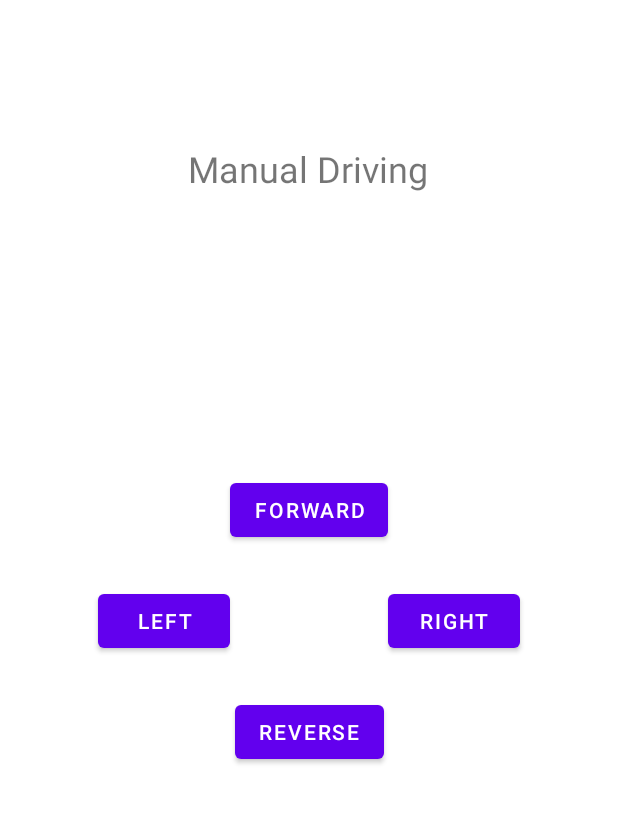
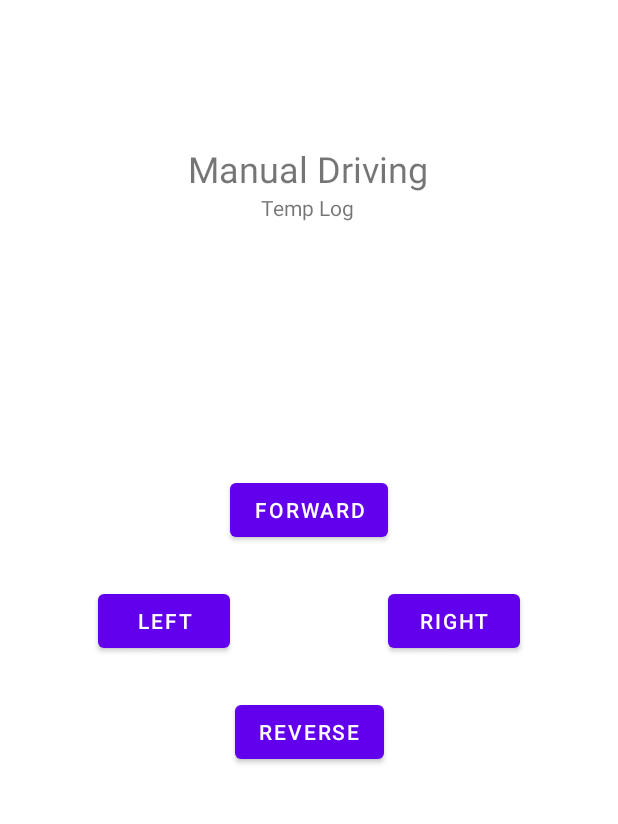
Before and after one commit to jmctsai/ensc405w, an Android app: the DrivingActivity screen opened directly, with no data from a screen before it, on a phone screen of 412 x 824 dp, the part 324-1148 px from its top. Run offline under Robolectric (Android 15) with nearby library versions, the phone set to English and light mode, and no system bars.

Commit message:
Added Temp log and TouchListeners on DrivingActivity

```diff
--- a/app/src/main/java/com/example/maplerobotics/MainActivity.java
+++ b/app/src/main/java/com/example/maplerobotics/MainActivity.java
@@ -8,7 +8,7 @@ import android.util.Log;
 import android.view.View;
 import android.widget.Button;
 
-public class MainActivity extends AppCompatActivity {
+public class MainActivity extends AppCompatActivity{
 
     @Override
     protected void onCreate(Bundle savedInstanceState) {
--- a/app/src/main/res/layout/activity_driving.xml
+++ b/app/src/main/res/layout/activity_driving.xml
@@ -73,4 +73,14 @@
         app:layout_constraintHorizontal_bias="0.498"
         app:layout_constraintStart_toStartOf="parent"
         app:layout_constraintTop_toBottomOf="@+id/imageView" />
+
+    <TextView
+        android:id="@+id/commandTextView"
+        android:layout_width="wrap_content"
+        android:layout_height="wrap_content"
+        android:text="Temp Log"
+        app:layout_constraintEnd_toEndOf="parent"
+        app:layout_constraintHorizontal_bias="0.498"
+        app:layout_constraintStart_toStartOf="parent"
+        app:layout_constraintTop_toBottomOf="@+id/textView" />
 </androidx.constraintlayout.widget.ConstraintLayout>
```
Also changed, not shown: app/src/main/java/com/example/maplerobotics/DrivingActivity.java (+86 -0 lines).
